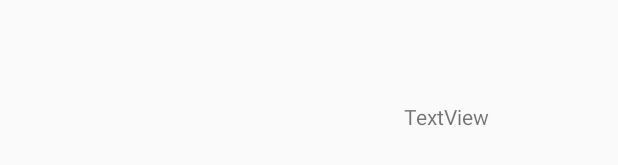
After one commit to Luminilion/bootcamp, an Android app: the layout activity_greetings.xml on its own in the app's theme, with its tools: preview values and no code run, on a phone screen of 412 x 824 dp. The commit adds this screen. Shown: the part 932-1097 px from the top of the screen. Run offline under Robolectric (Android 15) with nearby library versions, the phone set to English and light mode, and no system bars.

Commit message:
Added behavior and fulfilled MainActivityTest
Added Button and behavior on ButtonClick
Added 2nd activity GreetingsActivity

```diff
--- a/app/src/main/AndroidManifest.xml
+++ b/app/src/main/AndroidManifest.xml
@@ -16,6 +16,9 @@
                 <category android:name="android.intent.category.LAUNCHER" />
             </intent-filter>
         </activity>
+        <activity
+            android:name=".GreetingsActivity"
+            android:label="@string/title_activity_greetings"></activity>
     </application>
 
 </manifest>
--- /dev/null
+++ b/app/src/main/res/layout/activity_greetings.xml
@@ -0,0 +1,26 @@
+<?xml version="1.0" encoding="utf-8"?>
+<android.support.constraint.ConstraintLayout xmlns:android="http://schemas.android.com/apk/res/android"
+    xmlns:app="http://schemas.android.com/apk/res-auto"
+    xmlns:tools="http://schemas.android.com/tools"
+    android:layout_width="match_parent"
+    android:layout_height="match_parent"
+    tools:context=".GreetingsActivity">
+
+    <TextView
+        android:id="@+id/greetingMessage"
+        android:layout_width="wrap_content"
+        android:layout_height="wrap_content"
+        android:layout_marginStart="8dp"
+        android:layout_marginLeft="8dp"
+        android:layout_marginTop="8dp"
+        android:layout_marginEnd="8dp"
+        android:layout_marginRight="8dp"
+        android:layout_marginBottom="8dp"
+        android:text="TextView"
+        app:layout_constraintBottom_toBottomOf="parent"
+        app:layout_constraintEnd_toEndOf="parent"
+        app:layout_constraintHorizontal_bias="0.77"
+        app:layout_constraintStart_toStartOf="parent"
+        app:layout_constraintTop_toTopOf="parent"
+        app:layout_constraintVertical_bias="0.864" />
+</android.support.constraint.ConstraintLayout>
--- a/app/src/main/res/layout/activity_main.xml
+++ b/app/src/main/res/layout/activity_main.xml
@@ -15,7 +15,7 @@
         android:layout_marginRight="8dp"
         android:layout_marginStart="8dp"
         android:layout_marginTop="24dp"
-        android:text="BootCampBootCampBootcampBoobscampBootcampBootcampBootcampBootcampBootcampBootcampBootcamp"
+        android:text="Hello "
         app:layout_constraintEnd_toEndOf="parent"
         app:layout_constraintStart_toStartOf="parent"
         app:layout_constraintTop_toTopOf="parent"
--- a/app/src/main/res/values/strings.xml
+++ b/app/src/main/res/values/strings.xml
@@ -1,3 +1,4 @@
 <resources>
     <string name="app_name">Bootcamp</string>
+    <string name="title_activity_greetings">GreetingsActivity</string>
 </resources>
```
Also changed, not shown: app/src/main/java/ch/epfl/sweng/bootcamp/GreetingsActivity.java (added, +22 -0 lines), app/src/main/java/ch/epfl/sweng/bootcamp/MainActivity.java (+20 -1 lines), app/build.gradle (line endings or trailing spaces), 1 other file.
